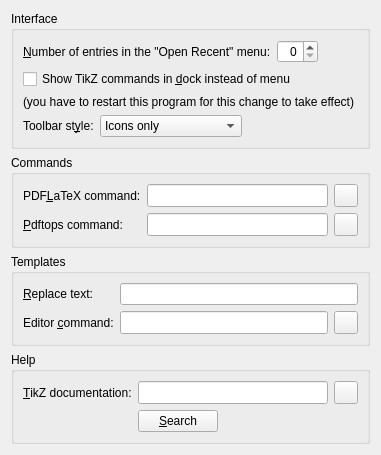
First picture: the form in app/configgeneralwidget.ui, repository fhackenberger/ktikz, before the edit.
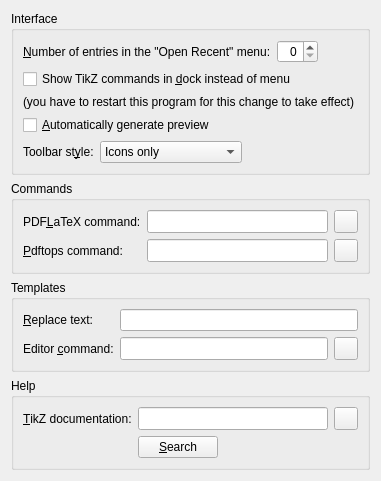
Second picture: the form after the edit. Icons and pictures are not drawn. Custom widgets are drawn as their Qt base class.

Commit message: Add option to compile the TikZ code only when pressing a "Build" button.

What changed in the file:
```diff
--- a/app/configgeneralwidget.ui
+++ b/app/configgeneralwidget.ui
@@ -69,6 +69,16 @@
         </property>
        </widget>
       </item>
+      <item>
+       <widget class="QCheckBox" name="buildAutomaticallyCheck">
+        <property name="whatsThis">
+         <string>&lt;p&gt;If this option is checked, the TikZ code in the editor is compiled while editing.  If this option is not checked, a &quot;Build&quot; button is available and the TikZ code is only compiled when you press that button.&lt;/p&gt;</string>
+        </property>
+        <property name="text">
+         <string>&amp;Automatically generate preview</string>
+        </property>
+       </widget>
+      </item>
       <item>
        <layout class="QHBoxLayout" name="horizontalLayout_2">
         <item>
```
The commit also changes 6 other files.
